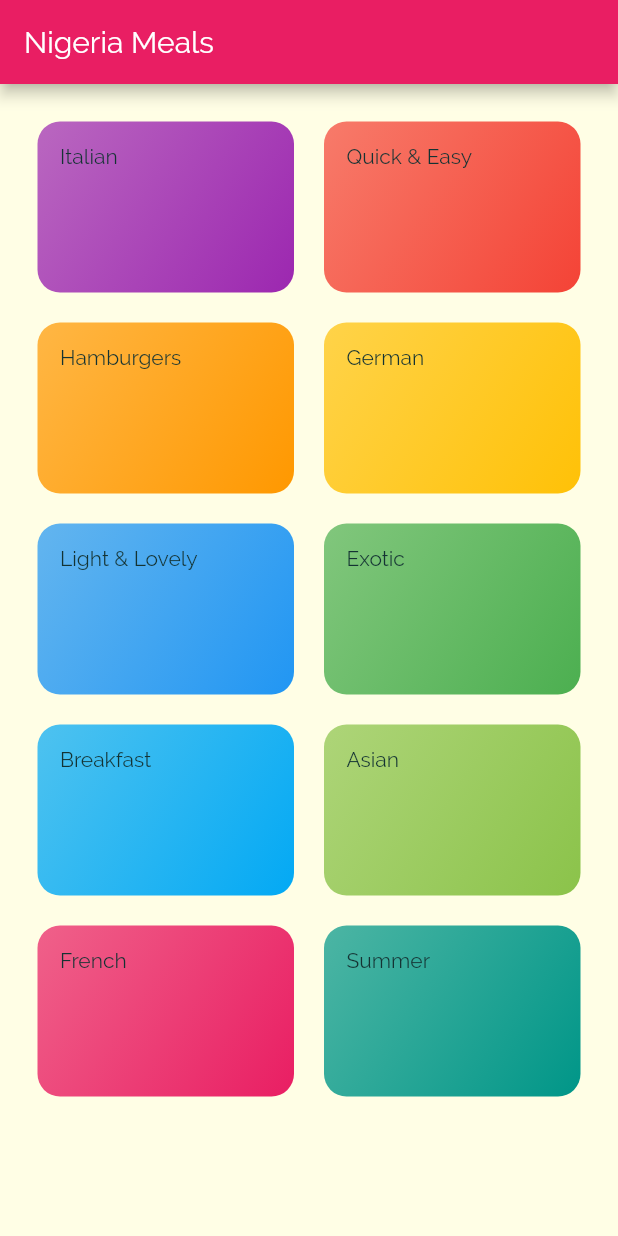
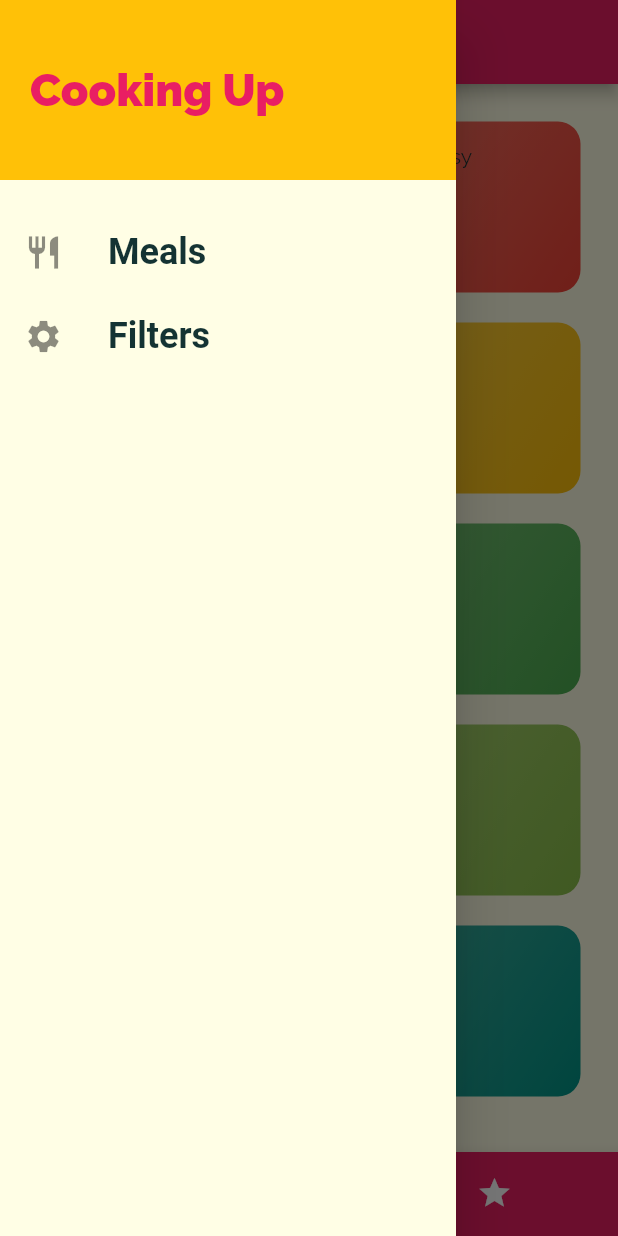
Before and after one commit to Elvis-1/meals_app, a Flutter app: the screen it shows after launch, with the side drawer open (before the commit the screen has no drawer), on a phone screen of 412 x 824 dp. Run offline on Flutter 3.47's test engine with Material 2 defaults, Android fonts, the phone set to English and light mode, and no system bars; Roboto replaces fonts that are missing (RoboCondensed).

Commit message:
added more screens

```diff
--- a/lib/main.dart
+++ b/lib/main.dart
@@ -1,5 +1,7 @@
 import 'package:flutter/material.dart';
+import 'package:meals_app/screens/filter_screen.dart';
 import 'package:meals_app/screens/meal_detail_screen.dart';
+import './screens/tabs_screen.dart';
 import 'screens/category_meals_screen.dart';
 import 'screens/categories_screen.dart';
 
@@ -31,9 +33,11 @@ class MyApp extends StatelessWidget {
       ),
       // home: CategoriesScreen(),
       routes: {
-        '/' : (ctx) => CategoriesScreen(),
+        '/' : (ctx) => TabsScreen(),
+        // '/' : (ctx) => CategoriesScreen(),
         CategoryMealsScreen.routeName: (ctx) => CategoryMealsScreen(),
         MealDetailScreen.routeName : (ctx) => MealDetailScreen(),
+        FiltersScreen.routeName :(ctx) => FiltersScreen()
       },
       // onGenerateRoute: use it when a particular route is not available
       // onGenerateRoute: (settings){
--- a/lib/screens/categories_screen.dart
+++ b/lib/screens/categories_screen.dart
@@ -7,9 +7,7 @@ class CategoriesScreen extends StatelessWidget {
 
   @override
   Widget build(BuildContext context) {
-    return Scaffold(
-      appBar: AppBar(title: const Text('Nigeria Meals'),),
-      body: GridView(
+    return  GridView(
         padding: const EdgeInsets.all(25),
         children: DUMMY_CATEGORIES.map((catData) => CategoryItem(catData.id, catData.title, catData.color)).toList(),
         gridDelegate:
@@ -18,7 +16,7 @@ class CategoriesScreen extends StatelessWidget {
           childAspectRatio: 3/2,
           mainAxisSpacing: 20,
           crossAxisSpacing: 20,
-        ),),
-    );
+        ),);
+
   }
 }
--- a/lib/screens/meal_detail_screen.dart
+++ b/lib/screens/meal_detail_screen.dart
@@ -74,6 +74,12 @@ static const routeName = '/meal-detail';
           ],
         ),
       ),
+      floatingActionButton: FloatingActionButton(
+        child: Icon(Icons.delete),
+        onPressed:() {
+          Navigator.of(context).pop(mealId);
+        }
+      ),
     );
 
 
--- a/lib/screens/tabs_screen.dart
+++ b/lib/screens/tabs_screen.dart
@@ -0,0 +1,86 @@
+import 'package:flutter/material.dart';
+import 'package:meals_app/screens/favorites_screen.dart';
+import '../widgets/main_drawer.dart';
+import './categories_screen.dart';
+
+
+class TabsScreen extends StatefulWidget {
+
+  //const TabsScreen({Key? key}) : super(key: key);
+
+  @override
+  _TabsScreenState createState() => _TabsScreenState();
+}
+
+class _TabsScreenState extends State<TabsScreen> {
+//   final List<Map<String, Object>> _pages = [
+//     { 'page': CategoriesScreen(), 'title': 'Categories'},
+//     {'page' : FavoritesScreen(), 'title': 'Your Favorite'}
+// ];
+
+  final List<Widget> _pages = [
+    CategoriesScreen(),
+    FavoritesScreen()
+  ];
+
+  int _selectedPageIndex = 0;
+  void _selectPage(int index){
+ setState(() {
+   _selectedPageIndex = index;
+ });
+  }
+  @override
+  // Widget build(BuildContext context) {
+  //   return DefaultTabController(length: 2,
+  //       // initialIndex: 0,
+  //       child: Scaffold(
+  //     appBar: AppBar(
+  //       title: Text('Meals'),
+  //       bottom: TabBar(
+  //         tabs: [
+  //           Tab(icon: Icon(Icons.category),
+  //           text: 'Category',
+  //           ),
+  //           Tab(icon: Icon(Icons.star),
+  //           text: 'Favorite',)
+  //         ],
+  //       ),
+  //     ),
+  //         body: TabBarView(
+  //           children: [
+  //             CategoriesScreen(),
+  //             FavoritesScreen(),
+  //           ],
+  //         ),
+  //   ),
+  //   );
+
+  Widget build(BuildContext context) {
+    return Scaffold(
+        appBar: AppBar(
+         title: Text('Meals'),
+        ),
+        // drawer: Drawer(child: Text('This is drawer'),),
+      drawer: MainDrawer(),
+        body: _pages[_selectedPageIndex],
+        bottomNavigationBar: BottomNavigationBar(
+          onTap: _selectPage,
+          backgroundColor: Theme.of(context).primaryColor,
+          unselectedItemColor: Colors.white,
+          selectedItemColor: Theme.of(context).accentColor,
+          currentIndex: _selectedPageIndex,
+          type: BottomNavigationBarType.shifting,
+          items: [
+            BottomNavigationBarItem(
+              backgroundColor: Theme.of(context).primaryColor,
+              icon: Icon(Icons.category),
+              title: Text('Categories'),),
+            BottomNavigationBarItem(
+              backgroundColor: Theme.of(context).primaryColor,
+              icon: Icon(Icons.star),
+              title: Text('Favorites'),),
+          ],
+        ),
+      );
+  }
+}
--- /dev/null
+++ b/lib/widgets/main_drawer.dart
@@ -0,0 +1,54 @@
+import 'package:flutter/cupertino.dart';
+import 'package:flutter/material.dart';
+import '../screens/filter_screen.dart';
+
+class MainDrawer extends StatelessWidget {
+  Widget buildListTile(String title, IconData icon, Function() tapHandler){
+    return  ListTile(
+      leading: Icon(icon, size: 26,),
+      title: Text(title,
+        style: TextStyle(fontFamily: 'RoboCondensed',
+        fontSize: 24,
+          fontWeight: FontWeight.bold,),
+      ),
+      onTap:
+        tapHandler,
+    );
+  }
+  //const MainDrawer({Key? key}) : super(key: key);
+
+  @override
+  Widget build(BuildContext context) {
+    return Drawer(
+      child: Column(
+        children: [
+          Container(
+            height: 120,
+            width: double.infinity,
+            padding: EdgeInsets.all(20),
+            color: Theme.of(context).accentColor,
+            alignment: Alignment.centerLeft,
+            child: Text('Cooking Up', style: TextStyle(
+              fontWeight: FontWeight.w900,
+            fontSize: 30,
+              color: Theme.of(context).primaryColor,
+            ),),
+          ),
+          SizedBox(height: 20,),
+          buildListTile(
+              'Meals', Icons.restaurant,
+                  (){
+           Navigator.of(context).pushReplacementNamed('/');
+                  }),
+          buildListTile(
+              'Filters',
+              Icons.settings,
+              (){
+          Navigator.of(context).pushReplacementNamed(FiltersScreen.routeName);
+              }
+          ),
+        ],
+      ),
+    );
+  }
+}
```
Also changed, not shown: lib/screens/category_meals_screen.dart (+42 -21 lines), lib/screens/favorites_screen.dart (added, +12 -0 lines), lib/screens/filter_screen.dart (added, +21 -0 lines), lib/widgets/meal_item.dart (+13 -2 lines).
